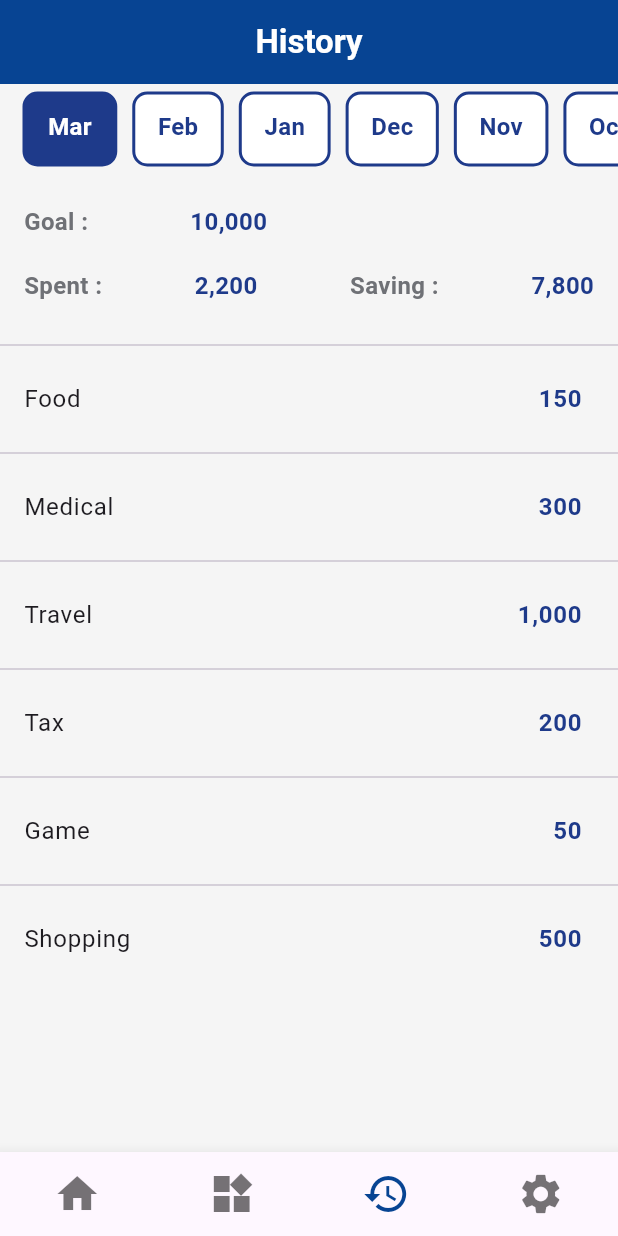
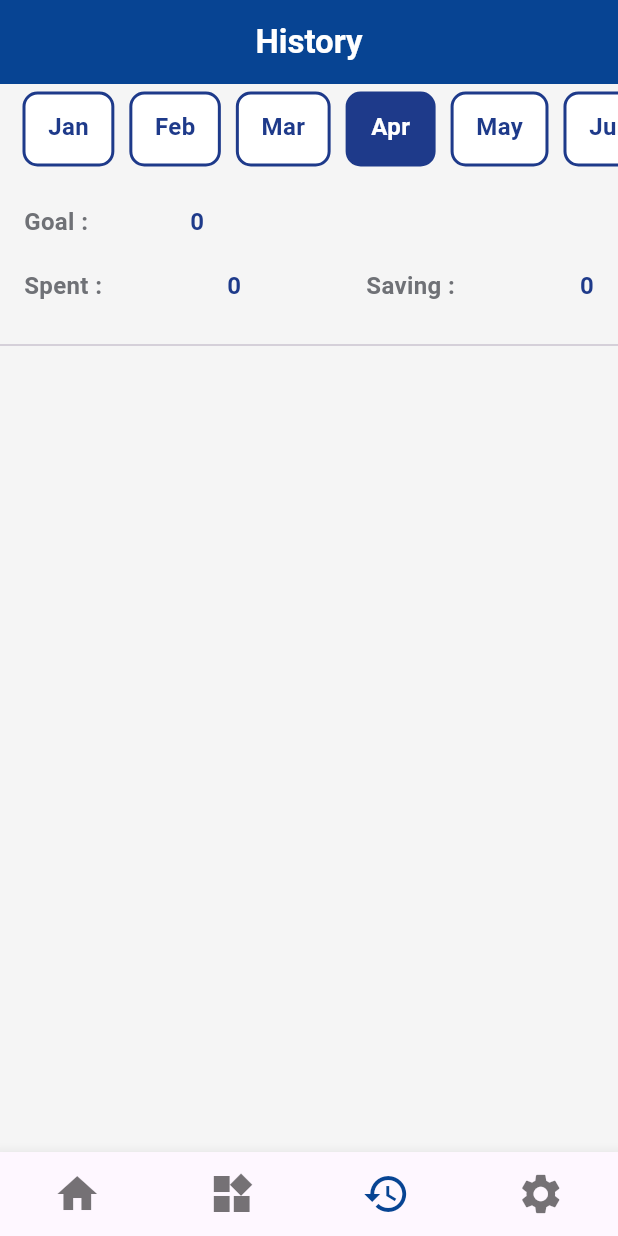
Before and after one commit to 6531503194/Mobile, a Flutter app: the HistoryPage screen opened directly with empty values, on a phone screen of 412 x 824 dp. Run offline on Flutter 3.47's test engine with Material 3 defaults, Android fonts, the phone set to English and light mode, and no system bars; network calls fail.

Commit message:
updateHistory

```diff
--- /dev/null
+++ b/combining_ui/devtools_options.yaml
@@ -0,0 +1,3 @@
+description: This file stores settings for Dart & Flutter DevTools.
+documentation: https://docs.flutter.dev/tools/devtools/extensions#configure-extension-enablement-states
+extensions:
--- a/combining_ui/lib/pages/HistoryPage.dart
+++ b/combining_ui/lib/pages/HistoryPage.dart
@@ -2,9 +2,12 @@ import 'package:combining_ui/pages/CategoryPage.dart';
 import 'package:combining_ui/pages/DetailPage.dart';
 import 'package:combining_ui/pages/HomePage.dart';
 import 'package:combining_ui/pages/ProfilePage.dart';
+import 'package:combining_ui/utils/globals.dart';
 //import 'dart:math';
 import 'package:intl/intl.dart';
 import 'package:flutter/material.dart';
+import 'package:http/http.dart' as http;
+import 'dart:convert';
 
 class HistoryPage extends StatefulWidget {
   final int userId;
@@ -15,88 +18,97 @@ class HistoryPage extends StatefulWidget {
 }
 
 class _HistoryPageState extends State<HistoryPage> {
-  String selectedMonth = "Mar";
+
+  String selectedMonth = "Apr";
   //int _selectedIndex = 2;
   //final Random _random = Random();
   final NumberFormat currencyFormat = NumberFormat("#,##0", "en_US");
   final Color themeColor = Color(0xFF1E3A8A);
 
+  bool isLoading = false;
+
   final List<String> months = [
+    'Jan',
+    'Feb',
     'Mar',
-    'Feb',
-    'Jan',
+    'Apr',
+    'May',
+    'June',
+    'July',
+    'Aug',
+    'Sep',
+    'Oct',
+    'Nov',
     'Dec',
-    'Nov',
-    'Oct',
-    'Sep',
-    'Aug',
-    'July',
-    'June',
-    'May',
-    'Apr',
   ];
 
   final Map<String, Map<String, dynamic>> monthlyData = {};
 
   final List<Map<String, dynamic>> transactionTypes = [
-    {"name": "Food", "min": 10, "max": 200},
-    {"name": "Medical", "min": 50, "max": 500},
-    {"name": "Travel", "min": 100, "max": 5000},
-    {"name": "Tax", "min": 50, "max": 300},
-    {"name": "Game", "min": 20, "max": 150},
-    {"name": "Shopping", "min": 50, "max": 1000},
+    {"name": "Food"},
+    {"name": "Medical"},
+    {"name": "Travel"},
+    {"name": "Tax"},
+    {"name": "Game"},
+    {"name": "Shopping"},
   ];
 
   @override
   void initState() {
     super.initState();
-    generateMonthlyData();
+    fetchMonthlySummary();
   }
 
-  void generateMonthlyData() {
-    // Define fixed categories with corresponding fixed amounts
-    Map<String, int> fixedAmounts = {
-      "Food": 150,
-      "Medical": 300,
-      "Travel": 1000,
-      "Tax": 200,
-      "Game": 50,
-      "Shopping": 500
-    };
+  void fetchMonthlySummary() async {
+  setState(() {
+    isLoading = true;
+  });
 
-    for (String month in months) {
-      int goal = 10000;
-      int spent = 0;
-      List<Map<String, dynamic>> transactions = [];
+    int monthIndex = months.indexOf(selectedMonth) + 1;
+    int year = DateTime.now().year;
+    String formattedMonth = "$year-${monthIndex.toString().padLeft(2, '0')}";
 
-      for (var category in fixedAmounts.keys) {
-        int amount = fixedAmounts[category]!; // Get fixed amount
+    final String url =
+        '$baseURL/expense/monthly-summary?userId=${widget.userId}&month=$formattedMonth';
 
-        transactions.add({
-          "name": category, // Use fixed category names
-          "amount": amount.toString(), // Use fixed amount
-          "date":
-              "2024-${(months.indexOf(month) + 1).toString().padLeft(2, '0')}-15",
-          "note": "Fixed expense for $category"
-        });
+  try {
+    final response = await http.get(Uri.parse(url));
 
-        spent += amount; // Add to total spent
-      }
+    if (response.statusCode == 200) {
+      final body = json.decode(response.body);
 
-      monthlyData[month] = {
-        "goal": goal,
-        "spent": spent,
-        "saving": goal - spent,
-        "transactions": transactions
-      };
+      setState(() {
+        monthlyData[selectedMonth] = body['data']; // Backend sends MonthlySummaryDto
+        isLoading = false;
+      });
+    } else {
+      print('Error: ${response.statusCode}');
+      setState(() {
+        isLoading = false;
+      });
     }
+  } catch (e) {
+    print('Exception while fetching summary: $e');
+    setState(() {
+      isLoading = false;
+    });
+  }
+
   }
 
   @override
   Widget build(BuildContext context) {
-    var data = monthlyData[selectedMonth] ??
-        {"goal": 0, "spent": 0, "saving": 0, "transactions": []};
-    List transactions = data["transactions"];
+
+
+var data = monthlyData[selectedMonth] ?? {
+  "goal": 0,
+  "spent": 0,
+  "saving": 0,
+  "categories": []
+};
+
+List transactions = data["categories"] ?? [];
+
 
     return Scaffold(
       appBar: AppBar(
@@ -119,6 +131,7 @@ class _HistoryPageState extends State<HistoryPage> {
                   onTap: () {
                     setState(() {
                       selectedMonth = month;
+                      fetchMonthlySummary();
                     });
                   },
                   child: Container(
@@ -201,7 +214,8 @@ class _HistoryPageState extends State<HistoryPage> {
                 return ListTile(
                   title: Text(transaction["name"]),
                   trailing: Text(
-                    currencyFormat.format(int.parse(transaction["amount"])),
+                    currencyFormat.format(
+                      double.tryParse(transaction["amount"].toString())?.toInt() ?? 0 ),
                     style: TextStyle(
                         color: themeColor,
                         fontWeight: FontWeight.bold,
```
